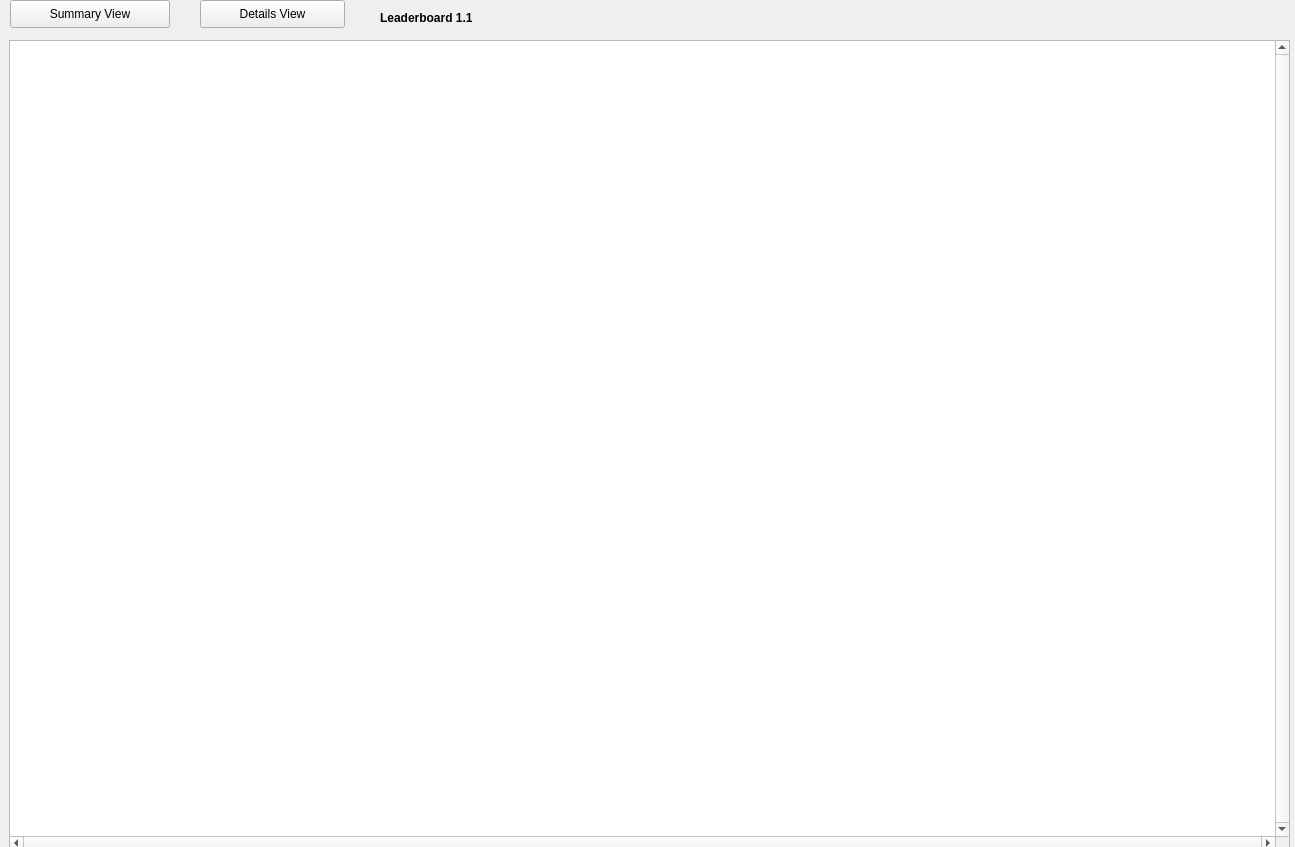
biblepay/biblepay, file src/qt/forms/businessobjectlist.ui: the form before one commit.
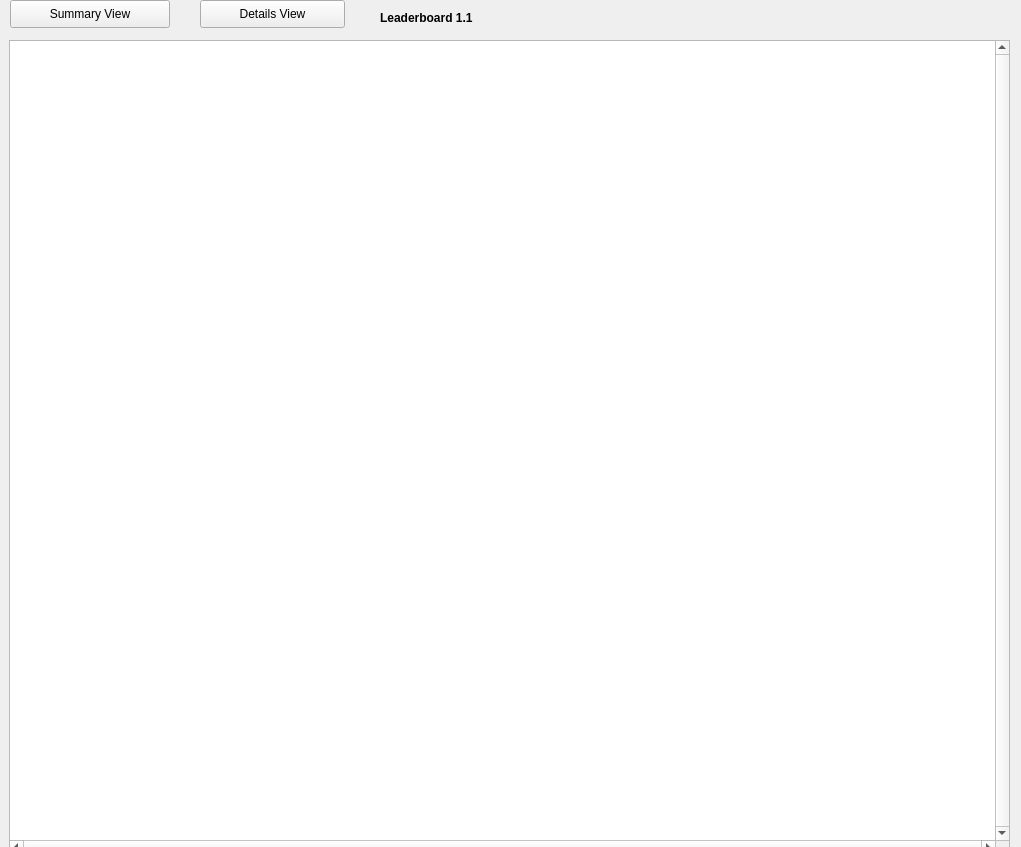
The form after the commit.

The edit to the form file:
```diff
--- a/src/qt/forms/businessobjectlist.ui
+++ b/src/qt/forms/businessobjectlist.ui
@@ -6,7 +6,7 @@
    <rect>
     <x>0</x>
     <y>0</y>
-    <width>1295</width>
+    <width>1021</width>
     <height>847</height>
    </rect>
   </property>
@@ -24,8 +24,8 @@
     <rect>
      <x>9</x>
      <y>40</y>
-     <width>1281</width>
-     <height>811</height>
+     <width>1001</width>
+     <height>815</height>
     </rect>
    </property>
    <property name="minimumSize">
```
